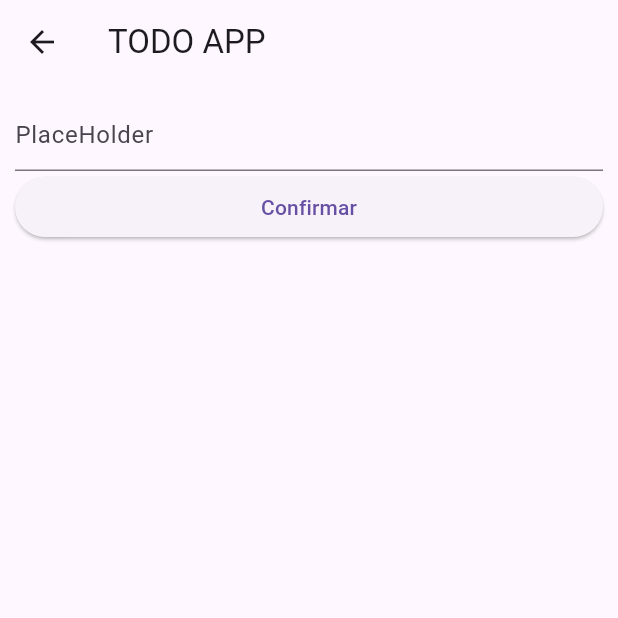
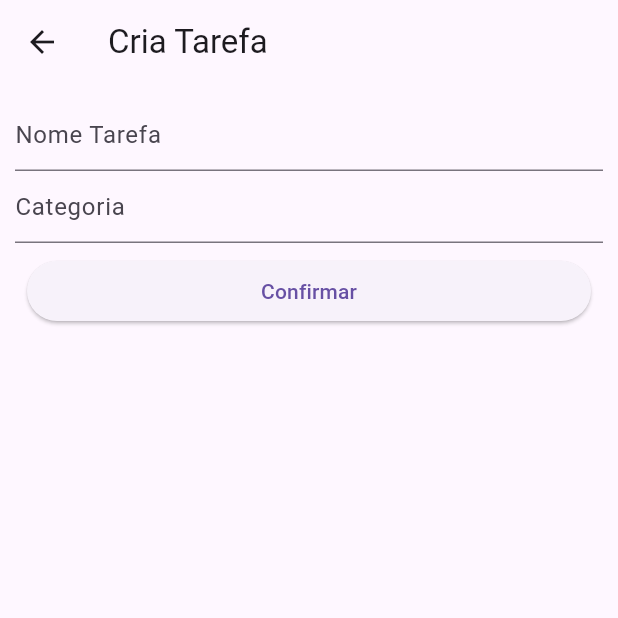
Before and after one commit to IgorBVieira/Task_List_FatecRP, a Flutter app: the TaskCreatePage screen opened by its route, on a phone screen of 412 x 824 dp, the top half of it. Run offline on Flutter 3.47's test engine with Material 3 defaults, Android fonts, the phone set to English and light mode, and no system bars; our stand-ins replace cloud_firestore, firebase_auth, firebase_core; accounts and stored records are empty.

Commit message:
Refact the create task and clean commits

```diff
--- a/lib/task-create.dart
+++ b/lib/task-create.dart
@@ -5,43 +5,60 @@ import 'package:flutter/material.dart';
 
 class TaskCreatePage extends StatelessWidget {
   TaskCreatePage({super.key});
-  final FirebaseFirestore firestore =
-      FirebaseFirestore.instance; // Linha de conexão com banco
+
+  final FirebaseFirestore firestore = FirebaseFirestore.instance;
+  final FirebaseAuth auth = FirebaseAuth.instance;
+
   final TextEditingController txtName = TextEditingController();
-  final FirebaseAuth auth = FirebaseAuth.instance;
+  final TextEditingController txtCategory = TextEditingController();
 
   @override
   Widget build(BuildContext context) {
     return Scaffold(
       appBar: AppBar(
-        title: const Text("TODO APP"),
+        title: const Text("Cria Tarefa"),
+        leading: IconButton(
+            onPressed: () => Navigator.of(context).pop(),
+            icon: Icon(Icons.arrow_back)),
       ),
-      body: Container(
+      body: SafeArea(
+        child: Container(
           margin: const EdgeInsets.all(10),
           child: Column(
             children: [
               TextField(
                 controller: txtName,
                 decoration: const InputDecoration(
-                hintText: "PlaceHolder",
+                  hintText: "Nome Tarefa",
+                ),
+                keyboardType: TextInputType.text,
+              ),
+              TextField(
+                controller: txtCategory,
+                decoration: const InputDecoration(
+                  hintText: "Categoria",
                 ),
                 keyboardType: TextInputType.text,
               ),
               SizedBox(
                   width: double.infinity,
+                  child: Container(
+                    margin: const EdgeInsets.all(8.0),
                     child: ElevatedButton(
                       onPressed: () {
                         firestore.collection('tasks').add({
                           'name': txtName.text,
+                          'category': txtCategory.text,
                           'finished': false,
-                    'uid': auth.currentUser!.uid //cadastrar uid
-                  }); //Insert no firebase
+                          'uid': auth.currentUser!.uid
+                        });
                         Navigator.of(context).pop();
                       },
                       child: const Text('Confirmar'),
                     ),
+                  )),
+            ],
           ),
-          ],
         ),
       ),
     );
```
Lines whose indentation alone changed are shown as unchanged.
